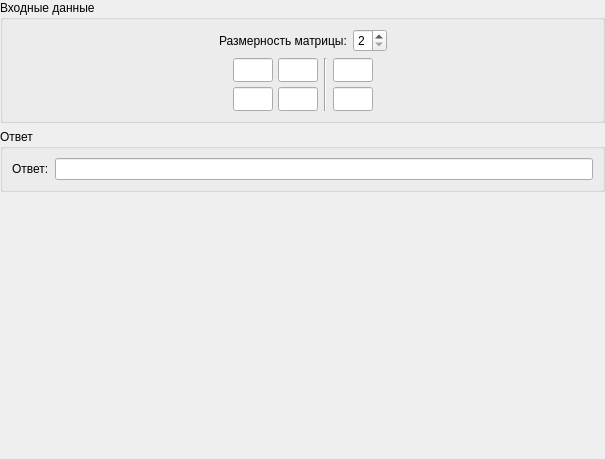
Above: Frames/equationsSystemsFrame.ui from EgorAlmikeev/ProjectX before the change. Below: the same form after it.
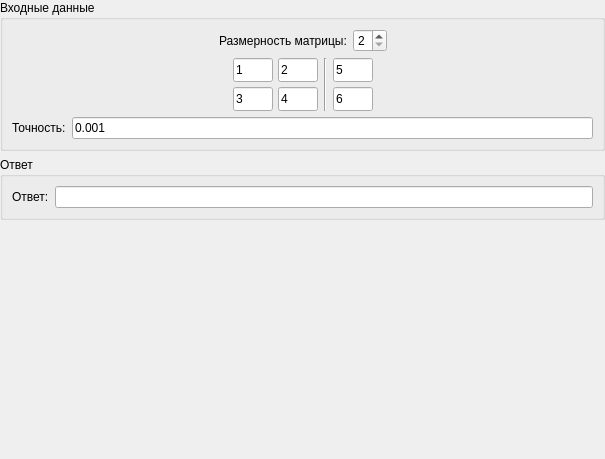
That is the form after the change.

Diff of the .ui file:
```diff
--- a/Frames/equationsSystemsFrame.ui
+++ b/Frames/equationsSystemsFrame.ui
@@ -153,6 +153,9 @@
               <height>16777215</height>
              </size>
             </property>
+            <property name="text">
+             <string>3</string>
+            </property>
            </widget>
           </item>
           <item row="0" column="0">
@@ -169,6 +172,9 @@
               <height>16777215</height>
              </size>
             </property>
+            <property name="text">
+             <string>1</string>
+            </property>
            </widget>
           </item>
           <item row="0" column="1">
@@ -185,6 +191,9 @@
               <height>16777215</height>
              </size>
             </property>
+            <property name="text">
+             <string>2</string>
+            </property>
            </widget>
           </item>
           <item row="1" column="1">
@@ -201,6 +210,9 @@
               <height>16777215</height>
              </size>
             </property>
+            <property name="text">
+             <string>4</string>
+            </property>
            </widget>
           </item>
          </layout>
@@ -237,6 +249,9 @@
               <height>16777215</height>
              </size>
             </property>
+            <property name="text">
+             <string>5</string>
+            </property>
            </widget>
           </item>
           <item row="1" column="0">
@@ -253,12 +268,33 @@
               <height>16777215</height>
              </size>
             </property>
+            <property name="text">
+             <string>6</string>
+            </property>
            </widget>
           </item>
          </layout>
         </item>
        </layout>
       </item>
+      <item>
+       <layout class="QFormLayout" name="formLayout">
+        <item row="0" column="0">
+         <widget class="QLabel" name="label_3">
+          <property name="text">
+           <string>Точность:</string>
+          </property>
+         </widget>
+        </item>
+        <item row="0" column="1">
+         <widget class="QLineEdit" name="EpsilonEdit">
+          <property name="text">
+           <string>0.001</string>
+          </property>
+         </widget>
+        </item>
+       </layout>
+      </item>
      </layout>
     </widget>
    </item>
```
Left out of the diff: 2 changed lines with no effect on the pictures.
